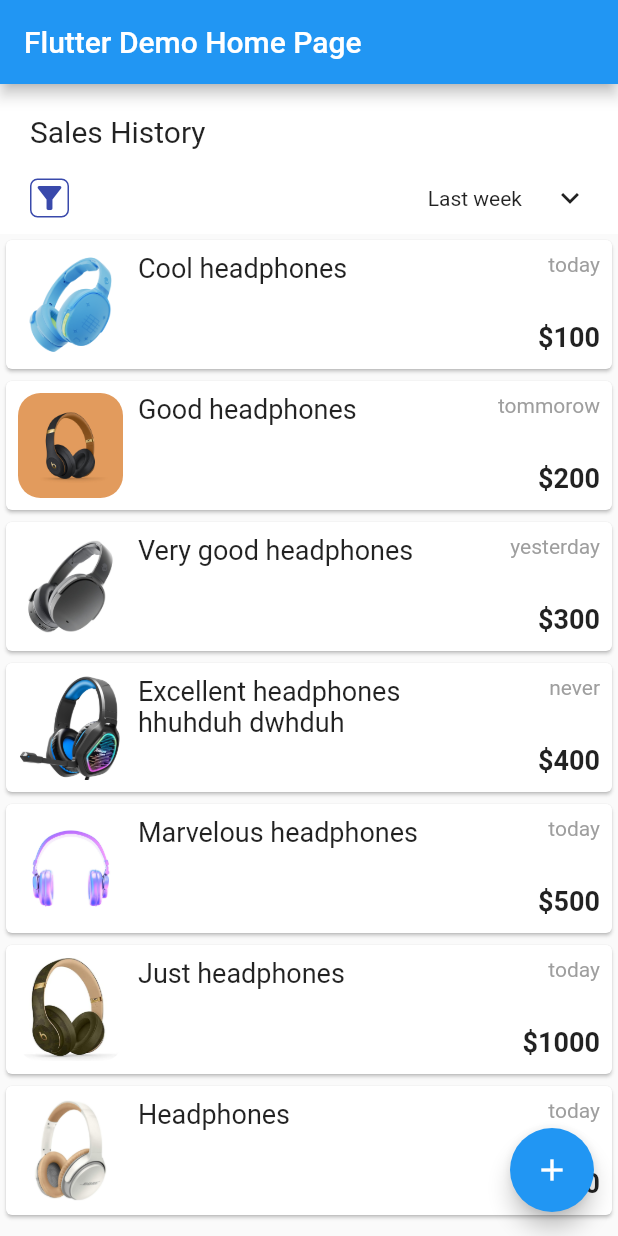
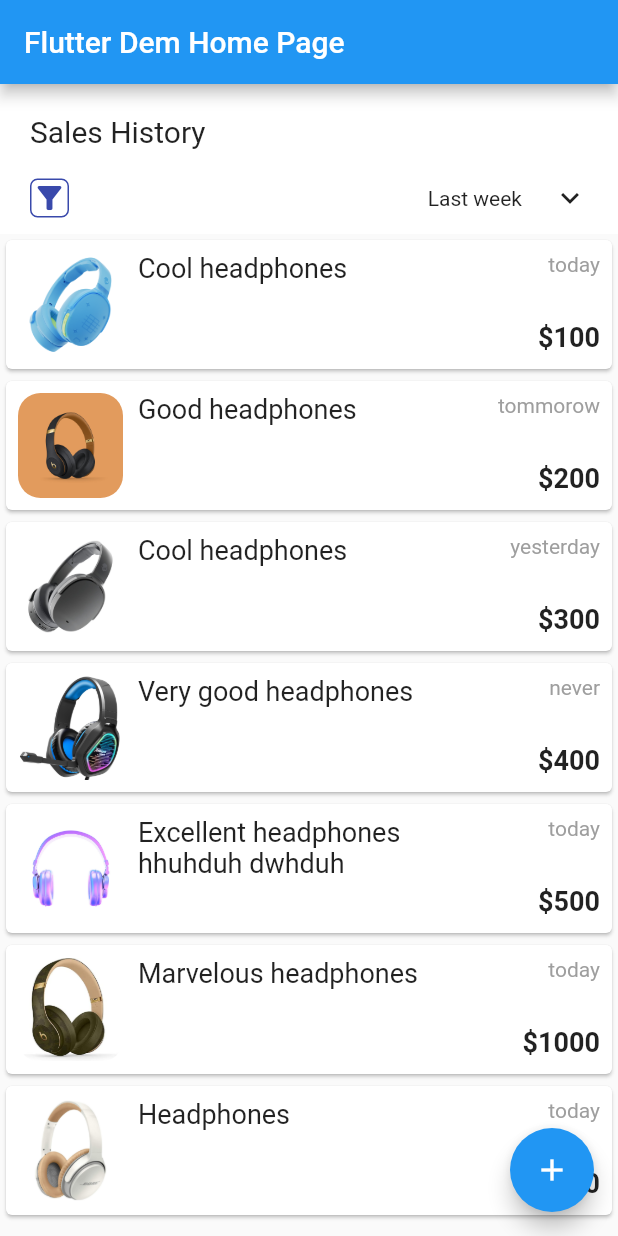
Before and after one commit to ZakharZokhar/flutter_layout, a Flutter app: the screen it shows after launch, on a phone screen of 412 x 824 dp. Run offline on Flutter 3.47's test engine with Material 2 defaults, Android fonts, the phone set to English and light mode, and no system bars.

Commit message:
Исправления и добавление конструктора к списку

```diff
--- a/lib/main.dart
+++ b/lib/main.dart
@@ -11,7 +11,7 @@ class MyApp extends StatelessWidget {
   Widget build(BuildContext context) {
     return const MaterialApp(
       title: 'Layout',
-      home: MyPage(title: 'Flutter Demo Home Page'),
+      home: MyPage(title: 'Flutter Dem Home Page'),
     );
   }
 }
@@ -24,7 +24,7 @@ class MyPage extends StatelessWidget {
   @override
   Widget build(BuildContext context) {
     void press() {
-      print('Pressed');
+      print('pressed');
     }
 
     return Scaffold(
@@ -32,7 +32,10 @@ class MyPage extends StatelessWidget {
         title: Text(title),
       ),
       body: Column(
-        children: [topBar, Expanded(child: purshaseList)],
+        children: [
+          const TopBar(),
+          Expanded(child: PurshaseListWithBuilder(items: products))
+        ],
       ),
       floatingActionButton: FloatingActionButton(
         onPressed: press,
@@ -42,7 +45,12 @@ class MyPage extends StatelessWidget {
   }
 }
 
-Widget topBar = Container(
+class TopBar extends StatelessWidget {
+  const TopBar({super.key});
+
+  @override
+  Widget build(BuildContext context) {
+    return Container(
         height: 100,
         padding: const EdgeInsets.fromLTRB(20, 20, 20, 5),
         color: Colors.white,
@@ -79,41 +87,54 @@ Widget topBar = Container(
             ],
           ),
         ]));
+  }
+}
 
-Widget purshaseList = ListView(children: const [
-  PurchaseCard(
-      image: 'images/1.png',
-      price: '\$100',
-      name: 'Cool headphones',
-      day: 'today'),
-  PurchaseCard(
-      image: 'images/2.jpg',
-      price: '\$200',
-      name: 'Good headphones',
-      day: 'tommorow'),
-  PurchaseCard(
-      image: 'images/3.jpg',
-      price: '\$300',
-      name: 'Very good headphones',
-      day: 'yesterday'),
-  PurchaseCard(
-      image: 'images/4.jpg',
-      price: '\$400',
-      name: 'Excellent headphones hhuhduh dwhduh',
-      day: 'never'),
-  PurchaseCard(
-      image: 'images/5.jpg',
-      price: '\$500',
-      name: 'Marvelous headphones',
-      day: 'today'),
-  PurchaseCard(
-      image: 'images/6.jpg',
-      price: '\$1000',
-      name: 'Just headphones',
-      day: 'today'),
-  PurchaseCard(
-      image: 'images/7.jpg', price: '\$1500', name: 'Headphones', day: 'today'),
-]);
+class PurshaseListWithBuilder extends StatelessWidget {
+  const PurshaseListWithBuilder({super.key, required this.items});
+
+  final List<Product> items;
+
+  @override
+  Widget build(BuildContext context) {
+    return ListView.builder(
+      itemCount: items.length,
+      prototypeItem: PurchaseCard(
+          image: items.first.image,
+          name: items.first.name,
+          price: items.first.price,
+          day: items.first.day),
+      itemBuilder: (context, index) {
+        return PurchaseCard(
+            image: items[index].image,
+            name: items[index].name,
+            price: items[index].price,
+            day: items[index].day);
+      },
+    );
+  }
+}
+
+class PurshaseListWithSeparated extends StatelessWidget {
+  const PurshaseListWithSeparated({super.key, required this.items});
+
+  final List<Product> items;
+
+  @override
+  Widget build(BuildContext context) {
+    return ListView.separated(
+      itemCount: items.length,
+      separatorBuilder: (context, index) => const Divider(),
+      itemBuilder: (context, index) {
+        return PurchaseCard(
+            image: items[index].image,
+            name: items[index].name,
+            price: items[index].price,
+            day: items[index].day);
+      },
+    );
+  }
+}
 
 class PurchaseCard extends StatelessWidget {
   const PurchaseCard(
@@ -137,25 +158,26 @@ class PurchaseCard extends StatelessWidget {
           crossAxisAlignment: CrossAxisAlignment.start,
           children: [
             ClipRRect(
-              borderRadius: BorderRadius.circular(15),
+              borderRadius: const BorderRadius.all(Radius.circular(15)),
               child: Image.asset(
                 image,
                 width: 70,
                 height: 70,
               ),
             ),
+            const SizedBox(
+              width: 10,
+            ),
             Expanded(
               child: Row(
                 crossAxisAlignment: CrossAxisAlignment.start,
                 mainAxisAlignment: MainAxisAlignment.spaceBetween,
                 children: [
-                  Padding(
-                      padding: const EdgeInsets.only(left: 10),
-                      child: Container(
+                  ConstrainedBox(
                     constraints:
                         const BoxConstraints(maxWidth: 200, maxHeight: 100),
                     child: Text(name, style: const TextStyle(fontSize: 18)),
-                      )),
+                  ),
                   Column(
                     crossAxisAlignment: CrossAxisAlignment.end,
                     children: [
@@ -180,3 +202,51 @@ class PurchaseCard extends StatelessWidget {
     );
   }
 }
+
+class Product {
+  Product(
+      {required this.image,
+      required this.name,
+      required this.price,
+      required this.day});
+
+  final String image;
+  final String name;
+  final String price;
+  final String day;
+}
+
+var products = [
+  Product(
+      image: 'images/1.png',
+      name: 'Cool headphones',
+      price: '\$100',
+      day: 'today'),
+  Product(
+      image: 'images/2.jpg',
+      name: 'Good headphones',
+      price: '\$200',
+      day: 'tommorow'),
+  Product(
+      image: 'images/3.jpg',
+      name: 'Cool headphones',
+      price: '\$300',
+      day: 'yesterday'),
+  Product(
+      image: 'images/4.jpg',
+      name: 'Very good headphones',
+      price: '\$400',
+      day: 'never'),
+  Product(
+      image: 'images/5.jpg',
+      name: 'Excellent headphones hhuhduh dwhduh',
+      price: '\$500',
+      day: 'today'),
+  Product(
+      image: 'images/6.jpg',
+      name: 'Marvelous headphones',
+      price: '\$1000',
+      day: 'today'),
+  Product(
+      image: 'images/7.jpg', name: 'Headphones', price: '\$1500', day: 'today')
+];
```
Lines whose indentation alone changed are shown as unchanged.
